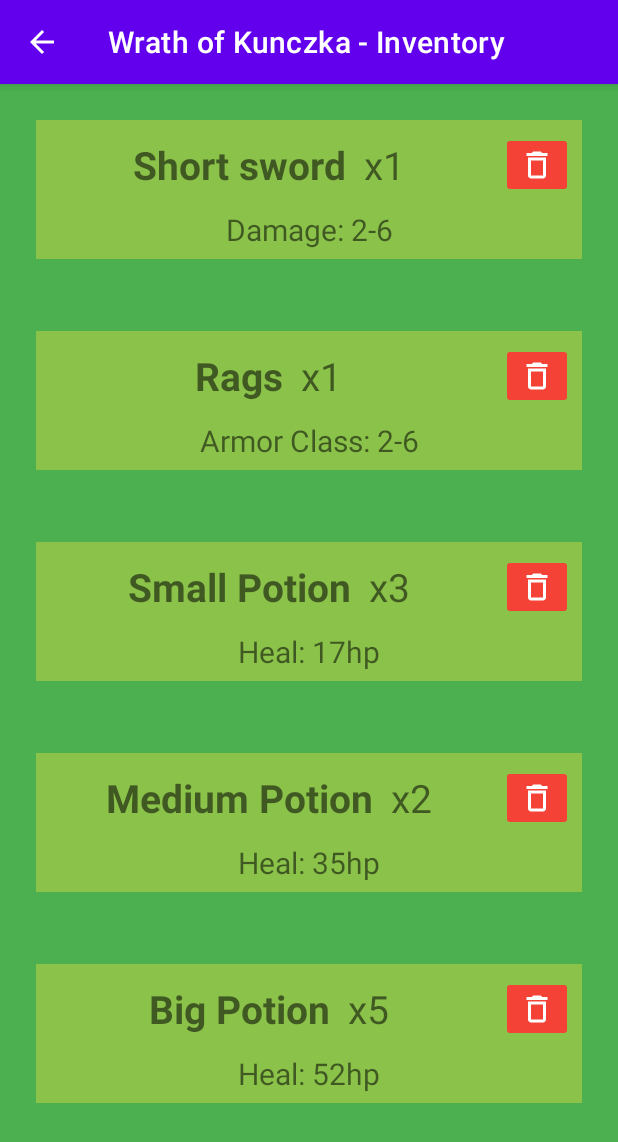
After one commit to JKGplay/rypygy, an Android app: the InventoryActivity screen opened directly, with no data from a screen before it, on a phone screen of 412 x 824 dp. The commit adds this screen. Shown: the top 1142 px of the screen. Run offline under Robolectric (Android 15) with nearby library versions, the phone set to English and light mode, and no system bars.

Commit message:
Dodanie activity ekwipunku opartego na RecyclerView. Dodanie możliwości usuwania konkretnych przedmiotów z ekwipunku.

```diff
--- a/app/src/main/AndroidManifest.xml
+++ b/app/src/main/AndroidManifest.xml
@@ -12,6 +12,11 @@
         android:supportsRtl="true"
         android:theme="@style/Theme.Rypygy"
         tools:targetApi="31">
+        <activity
+            android:parentActivityName=".SecondActivity"
+            android:label="Wrath of Kunczka - Inventory"
+            android:name=".InventoryActivity"
+            android:exported="false" />
         <activity
             android:name=".LevelUpActivity"
             android:exported="false" />
--- /dev/null
+++ b/app/src/main/java/com/example/rypygy/InventoryActivity.java
@@ -0,0 +1,47 @@
+package com.example.rypygy;
+
+import androidx.appcompat.app.AppCompatActivity;
+import androidx.recyclerview.widget.LinearLayoutManager;
+import androidx.recyclerview.widget.RecyclerView;
+
+import android.content.Intent;
+import android.os.Bundle;
+
+import com.example.rypygy.models.Character;
+import com.example.rypygy.models.Item;
+
+import java.util.List;
+
+public class InventoryActivity extends AppCompatActivity {
+
+    private RecyclerView recyclerView;
+    private List<Item> items = Character.getInventory();
+    private ItemAdapter adapter;
+
+    @Override
+    protected void onCreate(Bundle savedInstanceState) {
+        super.onCreate(savedInstanceState);
+        setContentView(R.layout.activity_inventory);
+
+        recyclerView = findViewById(R.id.recyclerView);
+
+        recyclerView.setLayoutManager(new LinearLayoutManager(InventoryActivity.this));
+        adapter = new ItemAdapter(items, InventoryActivity.this);
+        recyclerView.setAdapter(adapter);
+    }
+
+    @Override
+    public boolean onSupportNavigateUp() {
+        startActivity(new Intent(InventoryActivity.this, SecondActivity.class));
+        finish();
+        return true;
+    }
+
+    @Override
+    public void onBackPressed() {
+        startActivity(new Intent(InventoryActivity.this, SecondActivity.class));
+        finish();
+//        super.onBackPressed();
+    }
+
+}
--- /dev/null
+++ b/app/src/main/java/com/example/rypygy/ItemAdapter.java
@@ -0,0 +1,118 @@
+package com.example.rypygy;
+
+import android.content.Context;
+import android.content.DialogInterface;
+import android.util.Log;
+import android.view.LayoutInflater;
+import android.view.View;
+import android.view.ViewGroup;
+import android.widget.Button;
+import android.widget.ImageButton;
+import android.widget.TextView;
+
+import androidx.annotation.NonNull;
+import androidx.recyclerview.widget.RecyclerView;
+
+import com.example.rypygy.models.Character;
+import com.example.rypygy.models.Item;
+import com.google.android.material.dialog.MaterialAlertDialogBuilder;
+import com.google.android.material.snackbar.Snackbar;
+
+import java.util.ArrayList;
+import java.util.List;
+
+public class ItemAdapter extends RecyclerView.Adapter<ItemAdapter.ItemViewHolder> {
+
+    private List<Item> items;
+    private Context context;
+
+    ItemAdapter(List<Item> items, Context context) {
+        this.items = items;
+        this.context = context;
+    }
+
+    @NonNull
+    @Override
+    public ItemViewHolder onCreateViewHolder(@NonNull ViewGroup parent, int viewType) {
+        View view = LayoutInflater.from(parent.getContext()).inflate(R.layout.inventory_item, parent, false);
+        return new ItemViewHolder(view);
+    }
+
+    @Override
+    public void onBindViewHolder(@NonNull ItemViewHolder holder, int position) {
+        holder.bind(items.get(position));
+    }
+
+    @Override
+    public int getItemCount() {
+        return items.size();
+    }
+
+    class ItemViewHolder extends RecyclerView.ViewHolder {
+        private TextView tvItemName, tvItemAmount, tvItemDesc;
+        private ImageButton btnDelete;
+
+        ItemViewHolder(View itemView) {
+            super(itemView);
+            tvItemName = itemView.findViewById(R.id.tvItemName);
+            tvItemAmount = itemView.findViewById(R.id.tvItemAmount);
+            tvItemDesc = itemView.findViewById(R.id.tvItemDesc);
+            btnDelete = itemView.findViewById(R.id.btnDelete);
+        }
+
+        public void bind(Item item) {
+            tvItemName.setText(item.getName());
+            tvItemAmount.setText("x" + item.getAmount());
+
+            switch (item.getCategory()) {
+                case WEAPON:
+                    tvItemDesc.setText("Damage: " + item.getAttributes().get(Item.Attribute.MinDMG).intValue() + "-" + item.getAttributes().get(Item.Attribute.MaxDMG).intValue());
+                    break;
+                case ARMOR:
+                    tvItemDesc.setText("Armor Class: " + item.getAttributes().get(Item.Attribute.MinAC).intValue() + "-" + item.getAttributes().get(Item.Attribute.MaxAC).intValue());
+                    break;
+                case POTION:
+                    tvItemDesc.setText("Heal: " + item.heal() + "hp");
+                    break;
+                case SCROLL:
+                    tvItemDesc.setText("Magic Scroll");
+                    break;
+            }
+
+            btnDelete.setOnClickListener(new View.OnClickListener() {
+                @Override
+                public void onClick(View view) {
+
+                    new MaterialAlertDialogBuilder(context)
+//                            .setTitle("Delete")
+                            .setMessage("Are you sure you want to throw away " + item.getName() + "?")
+                            .setCancelable(true)
+                            .setPositiveButton("Delete", new DialogInterface.OnClickListener() {
+                                @Override
+                                public void onClick(DialogInterface dialogInterface, int i) {
+                                    List<Item> temp = new ArrayList<>(items);
+//                                    Log.d("index = ", "index = " + getAdapterPosition());
+//                                    Log.d("ilosc", "ilosc itemu: " + item.getAmount());
+//                                    Log.d("inv", "items: " + items);
+//                                    Log.d("inv", "temp: " + temp);
+                                    Snackbar.make(view, "You threw " + item.getName() + " away", Snackbar.LENGTH_SHORT).show();
+                                    Character.removeItem(getAdapterPosition());
+//                                    Log.d("ilosc", "ilosc itemu: " + item.getAmount());
+//                                    Log.d("inv", "items: " + items);
+//                                    Log.d("inv", "temp: " + temp);
+
+                                    if (temp.size() > items.size()) {
+                                        notifyItemRemoved(getAdapterPosition());
+                                        notifyItemRangeChanged(getAdapterPosition(), items.size());
+                                    } else {
+                                        tvItemAmount.setText("x" + item.getAmount());
+                                    }
+                                }
+                            })
+                            .setNegativeButton("Cancel", null)
+                            .show();
+                }
+            });
+        }
+    }
+}
--- a/app/src/main/java/com/example/rypygy/SecondActivity.java
+++ b/app/src/main/java/com/example/rypygy/SecondActivity.java
@@ -17,7 +17,7 @@ import com.example.rypygy.models.Encounter;
 public class SecondActivity extends AppCompatActivity implements View.OnClickListener {
 
     private TextView tvName, tvHp, tvXp, tvLevel, tvAttack, tvDefense, tvMoney;
-    private Button btnForest, btnShop;
+    private Button btnForest, btnShop, btnInventory;
 
     @Override
     protected void onCreate(Bundle savedInstanceState) {
@@ -33,9 +33,11 @@ public class SecondActivity extends AppCompatActivity implements View.OnClickLis
         tvMoney = findViewById(R.id.tvMoney);
         btnForest = findViewById(R.id.btnForest);
         btnShop = findViewById(R.id.btnShop);
+        btnInventory = findViewById(R.id.btnInventory);
 
         btnForest.setOnClickListener(this);
         btnShop.setOnClickListener(this);
+        btnInventory.setOnClickListener(this);
 
         tvName.setText(Character.getName());
         tvHp.setText("HP: " + Character.getCurhp() + "/" + Character.getMaxhp());
@@ -68,6 +70,10 @@ public class SecondActivity extends AppCompatActivity implements View.OnClickLis
 //                Toast.makeText(this, "IN PROGRESS", Toast.LENGTH_SHORT).show();
                 Log.d("test encounteru", String.valueOf(Encounter.outcome(Encounter.Location.FOREST)));
                 break;
+            case "btnInventory":
+                startActivity(new Intent(SecondActivity.this, InventoryActivity.class));
+                finish();
+                break;
             default:
                 Toast.makeText(this, "Error", Toast.LENGTH_SHORT).show();
                 break;
--- a/app/src/main/java/com/example/rypygy/models/Character.java
+++ b/app/src/main/java/com/example/rypygy/models/Character.java
@@ -32,17 +32,17 @@ public class Character {
     private static List<Item> inventory = new ArrayList<Item>() {{
         add(weapon);
         add(armor);
-        add(new Item("Small Potion", Item.Category.POTION, 2, 25,
+        add(new Item("Small Potion", Item.Category.POTION, 3, 25,
                 new HashMap<Item.Attribute, Double>() {{
                     put(Item.Attribute.Size, 0.25);
                 }}
         ));
-        add(new Item("Medium Potion", Item.Category.POTION, 1, 50,
+        add(new Item("Medium Potion", Item.Category.POTION, 2, 50,
                 new HashMap<Item.Attribute, Double>() {{
                     put(Item.Attribute.Size, 0.5);
                 }}
         ));
-        add(new Item("Big Potion", Item.Category.POTION, 1, 75,
+        add(new Item("Big Potion", Item.Category.POTION, 5, 75,
                 new HashMap<Item.Attribute, Double>() {{
                     put(Item.Attribute.Size, 0.75);
                 }}
--- /dev/null
+++ b/app/src/main/res/drawable/outline_delete_24.xml
@@ -0,0 +1,5 @@
+<vector android:height="24dp" android:tint="#FFFFFF"
+    android:viewportHeight="24" android:viewportWidth="24"
+    android:width="24dp" xmlns:android="http://schemas.android.com/apk/res/android">
+    <path android:fillColor="@android:color/white" android:pathData="M16,9v10H8V9h8m-1.5,-6h-5l-1,1H5v2h14V4h-3.5l-1,-1zM18,7H6v12c0,1.1 0.9,2 2,2h8c1.1,0 2,-0.9 2,-2V7z"/>
+</vector>
--- /dev/null
+++ b/app/src/main/res/layout/activity_inventory.xml
@@ -0,0 +1,20 @@
+<?xml version="1.0" encoding="utf-8"?>
+<androidx.constraintlayout.widget.ConstraintLayout xmlns:android="http://schemas.android.com/apk/res/android"
+    xmlns:app="http://schemas.android.com/apk/res-auto"
+    xmlns:tools="http://schemas.android.com/tools"
+    android:layout_width="match_parent"
+    android:layout_height="match_parent"
+    android:background="@color/green_500"
+    tools:context=".InventoryActivity">
+
+    <androidx.recyclerview.widget.RecyclerView
+        android:id="@+id/recyclerView"
+        android:layout_width="match_parent"
+        android:layout_height="0dp"
+        app:layout_constraintBottom_toBottomOf="parent"
+        app:layout_constraintEnd_toEndOf="parent"
+        app:layout_constraintStart_toStartOf="parent"
+        app:layout_constraintTop_toTopOf="parent" />
+
+
+</androidx.constraintlayout.widget.ConstraintLayout>
--- a/app/src/main/res/layout/activity_second.xml
+++ b/app/src/main/res/layout/activity_second.xml
@@ -126,6 +126,16 @@
             app:icon="@drawable/outline_shopping_cart_24"
             app:iconGravity="textStart" />
 
+        <Button
+            android:id="@+id/btnInventory"
+            style="@style/Widget.MaterialComponents.Button.Icon"
+            android:layout_width="match_parent"
+            android:layout_height="wrap_content"
+            android:backgroundTint="@color/orange_500"
+            android:text="@string/btn_inventory"
+            app:icon="@drawable/backpack_24"
+            app:iconGravity="textStart" />
+
     </LinearLayout>
 
 
--- /dev/null
+++ b/app/src/main/res/layout/inventory_item.xml
@@ -0,0 +1,64 @@
+<?xml version="1.0" encoding="utf-8"?>
+<androidx.constraintlayout.widget.ConstraintLayout xmlns:android="http://schemas.android.com/apk/res/android"
+    xmlns:app="http://schemas.android.com/apk/res-auto"
+    xmlns:tools="http://schemas.android.com/tools"
+    android:layout_width="match_parent"
+    android:layout_height="wrap_content"
+    android:layout_margin="24dp"
+    android:background="@color/lime_500">
+
+    <TextView
+        android:id="@+id/tvItemName"
+        android:layout_width="wrap_content"
+        android:layout_height="wrap_content"
+        android:layout_marginHorizontal="6dp"
+        android:layout_marginVertical="12dp"
+        android:text="Name of item"
+        android:textSize="26sp"
+        android:textStyle="bold"
+        app:layout_constraintBottom_toTopOf="@+id/tvItemDesc"
+        app:layout_constraintEnd_toStartOf="@+id/tvItemAmount"
+        app:layout_constraintHorizontal_bias="0.5"
+        app:layout_constraintHorizontal_chainStyle="packed"
+        app:layout_constraintStart_toStartOf="parent"
+        app:layout_constraintTop_toTopOf="parent" />
+
+    <TextView
+        android:id="@+id/tvItemAmount"
+        android:layout_width="wrap_content"
+        android:layout_height="wrap_content"
+        android:layout_marginHorizontal="6dp"
+        android:layout_marginVertical="12dp"
+        android:text="x1"
+        android:textSize="26sp"
+        app:layout_constraintBottom_toTopOf="@+id/tvItemDesc"
+        app:layout_constraintEnd_toStartOf="@+id/btnDelete"
+        app:layout_constraintHorizontal_bias="0.5"
+        app:layout_constraintStart_toEndOf="@+id/tvItemName"
+        app:layout_constraintTop_toTopOf="parent" />
+
+    <ImageButton
+        android:id="@+id/btnDelete"
+        android:layout_width="wrap_content"
+        android:layout_height="wrap_content"
+        android:layout_margin="6dp"
+        android:backgroundTint="@color/orange_500"
+        android:contentDescription="Delete"
+        android:scaleType="fitCenter"
+        android:src="@drawable/outline_delete_24"
+        app:layout_constraintBottom_toTopOf="@+id/tvItemDesc"
+        app:layout_constraintEnd_toEndOf="parent"
+        app:layout_constraintTop_toTopOf="parent" />
+
+    <TextView
+        android:id="@+id/tvItemDesc"
+        android:layout_width="wrap_content"
+        android:layout_height="wrap_content"
+        android:layout_margin="6dp"
+        tools:text="Damage: 2-6"
+        android:textSize="20sp"
+        app:layout_constraintBottom_toBottomOf="parent"
+        app:layout_constraintEnd_toEndOf="parent"
+        app:layout_constraintStart_toStartOf="parent" />
+
+</androidx.constraintlayout.widget.ConstraintLayout>
--- a/app/src/main/res/values/strings.xml
+++ b/app/src/main/res/values/strings.xml
@@ -4,7 +4,9 @@
     <string name="btn_play">Play</string>
     <string name="btn_forest">Forest</string>
     <string name="btn_shop">Shop</string>
+    <string name="btn_inventory">Inventory</string>
     <string name="btn_attack">Attack</string>
     <string name="btn_ability">Ability</string>
     <string name="btn_use_item">Use item</string>
+    <string name="btn_delete">delete</string>
 </resources>
```
